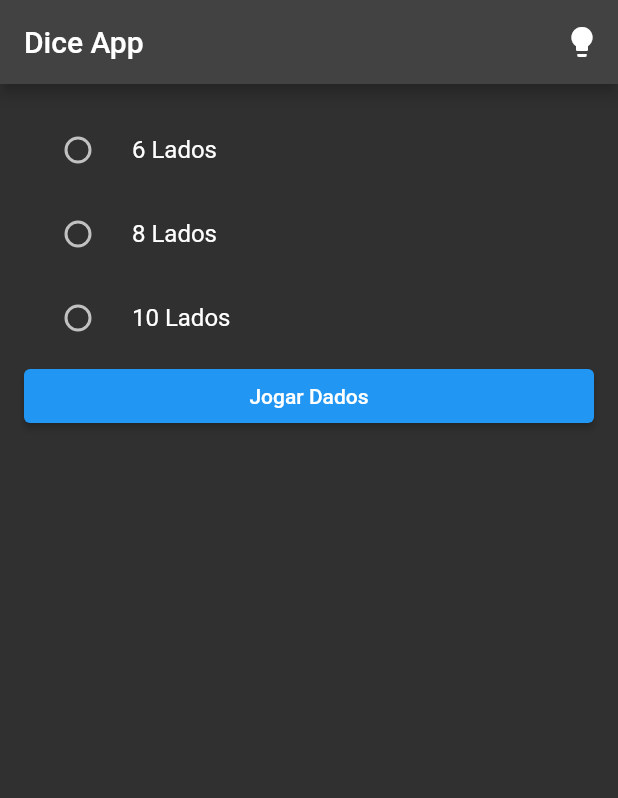
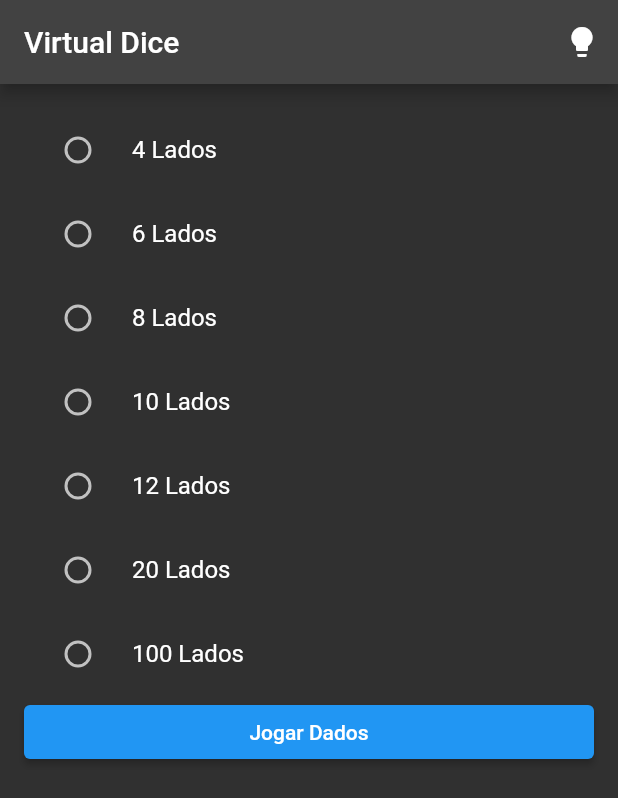
Before and after one commit to Pd-nicolas/Dice-Run-project, a Flutter app: the screen it shows after launch, after a tap on the "lightbulb" icon, on a phone screen of 412 x 824 dp. Shown: the top 798 px of the screen. Run offline on Flutter 3.47's test engine with Material 2 defaults, Android fonts, the phone set to English and light mode, and no system bars.

Commit message:
finalizado

```diff
--- a/lib/main.dart
+++ b/lib/main.dart
@@ -1,60 +1,63 @@
-import 'dart:math';
-import 'package:flutter/material.dart';
-import 'package:provider/provider.dart';
+import 'dart:math';  // Importação da biblioteca 'dart:math' para usar a classe Random
+import 'package:flutter/material.dart';  // Importação do pacote flutter/material.dart, que contém widgets do Material Design
+import 'package:provider/provider.dart';  // Importação do pacote provider, que fornece gerenciamento de estado
 
 void main() {
   runApp(
     ChangeNotifierProvider(
-      create: (_) => ThemeProvider(),
-      child: DiceApp(),
+      create: (_) => ThemeProvider(),  // Criação do provider para gerenciar o tema do aplicativo
+      child: DiceApp(),  // Execução do aplicativo principal
     ),
   );
 }
 
+// Classe ThemeProvider que estende ChangeNotifier para gerenciar o tema do aplicativo
 class ThemeProvider with ChangeNotifier {
-  bool _isDarkMode = false;
+  bool _isDarkMode = false;  // Variável privada para armazenar o estado do tema
 
-  bool get isDarkMode => _isDarkMode;
+  bool get isDarkMode => _isDarkMode;  // Getter para acessar o estado do tema
 
   void toggleTheme() {
-    _isDarkMode = !_isDarkMode;
-    notifyListeners();
+    _isDarkMode = !_isDarkMode;  // Inverte o estado do tema
+    notifyListeners();  // Notifica os ouvintes sobre a mudança no estado do tema
   }
 }
 
+// Classe DiceApp que estende StatelessWidget e representa o aplicativo principal
 class DiceApp extends StatelessWidget {
   @override
   Widget build(BuildContext context) {
-    final themeProvider = Provider.of<ThemeProvider>(context);
+    final themeProvider = Provider.of<ThemeProvider>(context);  // Obtém a instância de ThemeProvider do contexto
     return MaterialApp(
       title: 'Dice App',
-      theme: themeProvider.isDarkMode ? ThemeData.dark() : ThemeData.light(),
-      home: HomePage(),
+      theme: themeProvider.isDarkMode ? ThemeData.dark() : ThemeData.light(),  // Define o tema do aplicativo com base no estado do tema
+      home: HomePage(),  // Define a página inicial do aplicativo
     );
   }
 }
 
+// Classe HomePage que estende StatefulWidget e representa a página inicial do aplicativo
 class HomePage extends StatefulWidget {
   @override
   _HomePageState createState() => _HomePageState();
 }
 
 class _HomePageState extends State<HomePage> {
-  int? selectedNumberOfSides;
-  final List<int> numberOfSidesOptions = [6, 8, 10];
+  int? selectedNumberOfSides;  // Número de lados selecionado
+  final List<int> numberOfSidesOptions = [4,6,8,10,12,20,100];  // Lista de opções de número de lados
 
   @override
   Widget build(BuildContext context) {
     return Scaffold(
       appBar: AppBar(
-        title: Text('Dice App'),
+        title: Text('Virtual Dice'),
         actions: [
           IconButton(
             icon: Icon(Icons.lightbulb),
             onPressed: () {
               final themeProvider =
-                  Provider.of<ThemeProvider>(context, listen: false);
-              themeProvider.toggleTheme();
+                  Provider.of<ThemeProvider>(context, listen: false);  // Obtém a instância de ThemeProvider do contexto
+              themeProvider.toggleTheme();  // Altera o tema ao clicar no botão
             },
           ),
         ],
@@ -69,7 +72,7 @@ class _HomePageState extends State<HomePage> {
               groupValue: selectedNumberOfSides,
               onChanged: (int? value) {
                 setState(() {
-                  selectedNumberOfSides = value;
+                  selectedNumberOfSides = value;  // Atualiza o número de lados selecionado
                 });
               },
             ),
@@ -80,7 +83,7 @@ class _HomePageState extends State<HomePage> {
                   context,
                   MaterialPageRoute(
                     builder: (context) => DicePage(
-                      numberOfSides: selectedNumberOfSides!,
+                      numberOfSides: selectedNumberOfSides!,  // Passa o número de lados selecionado para a próxima página
                     ),
                   ),
                 );
@@ -94,37 +97,38 @@ class _HomePageState extends State<HomePage> {
   }
 }
 
+// Classe DicePage que estende StatefulWidget e representa a página de jogar dados
 class DicePage extends StatefulWidget {
-  final int numberOfSides;
-  final int numberOfDice;
+  final int numberOfSides;  // Número de lados do dado
+  final int numberOfDice;  // Número de dados a serem exibidos
 
-  DicePage({required this.numberOfSides, this.numberOfDice = 1});
+  DicePage({required this.numberOfSides, this.numberOfDice = 1});  // Construtor da classe
 
   @override
   _DicePageState createState() => _DicePageState();
 }
 
 class _DicePageState extends State<DicePage> {
-  List<int> diceNumbers = [];
+  List<int> diceNumbers = [];  // Lista de números dos dados
 
   @override
   void initState() {
     super.initState();
     for (int i = 0; i < widget.numberOfDice; i++) {
-      diceNumbers.add(_generateRandomNumber());
+      diceNumbers.add(_generateRandomNumber());  // Gera números aleatórios para os dados e os adiciona à lista
     }
   }
 
   void rollDice() {
     setState(() {
       for (int i = 0; i < diceNumbers.length; i++) {
-        diceNumbers[i] = _generateRandomNumber();
+        diceNumbers[i] = _generateRandomNumber();  // Gera novos números aleatórios para os dados
       }
     });
   }
 
   int _generateRandomNumber() {
-    return Random().nextInt(widget.numberOfSides) + 1;
+    return Random().nextInt(widget.numberOfSides) + 1;  // Gera um número aleatório com base no número de lados
   }
 
   Widget buildDiceWidget(int number, ThemeData theme) {
@@ -154,12 +158,12 @@ class _DicePageState extends State<DicePage> {
 
   @override
   Widget build(BuildContext context) {
-    final themeProvider = Provider.of<ThemeProvider>(context);
-    final theme = Theme.of(context);
+    final themeProvider = Provider.of<ThemeProvider>(context);  // Obtém a instância de ThemeProvider do contexto
+    final theme = Theme.of(context);  // Obtém o tema atual do contexto
 
     return Scaffold(
       appBar: AppBar(
-        title: Text('Dice App'),
+        title: Text('Virtual Dice'),
       ),
       body: Center(
         child: Column(
@@ -168,7 +172,7 @@ class _DicePageState extends State<DicePage> {
             for (int i = 0; i < diceNumbers.length; i++)
               Padding(
                 padding: EdgeInsets.all(10),
-                child: buildDiceWidget(diceNumbers[i], theme),
+                child: buildDiceWidget(diceNumbers[i], theme),  // Exibe os dados na tela
               ),
             SizedBox(height: 20),
             ElevatedButton(
@@ -185,7 +189,7 @@ class _DicePageState extends State<DicePage> {
             onPressed: () {
               setState(() {
                 if (diceNumbers.length < 6) {
-                  diceNumbers.add(_generateRandomNumber());
+                  diceNumbers.add(_generateRandomNumber());  // Adiciona mais um dado à lista
                 }
               });
             },
@@ -196,7 +200,7 @@ class _DicePageState extends State<DicePage> {
             onPressed: () {
               setState(() {
                 if (diceNumbers.length > 1) {
-                  diceNumbers.removeLast();
+                  diceNumbers.removeLast();  // Remove o último dado da lista
                 }
               });
             },
```
